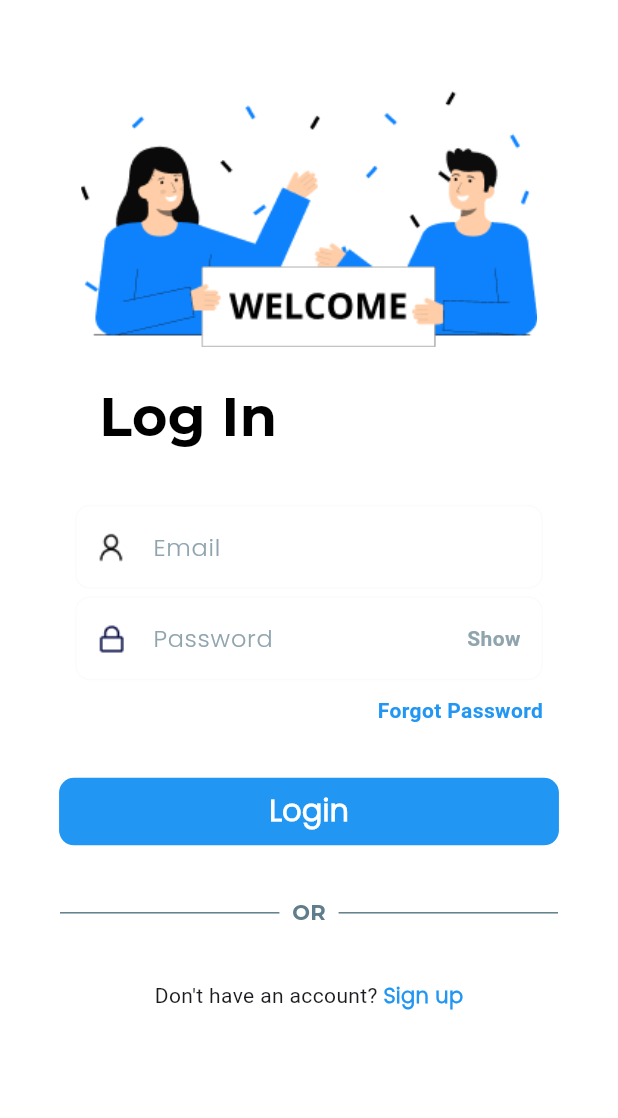
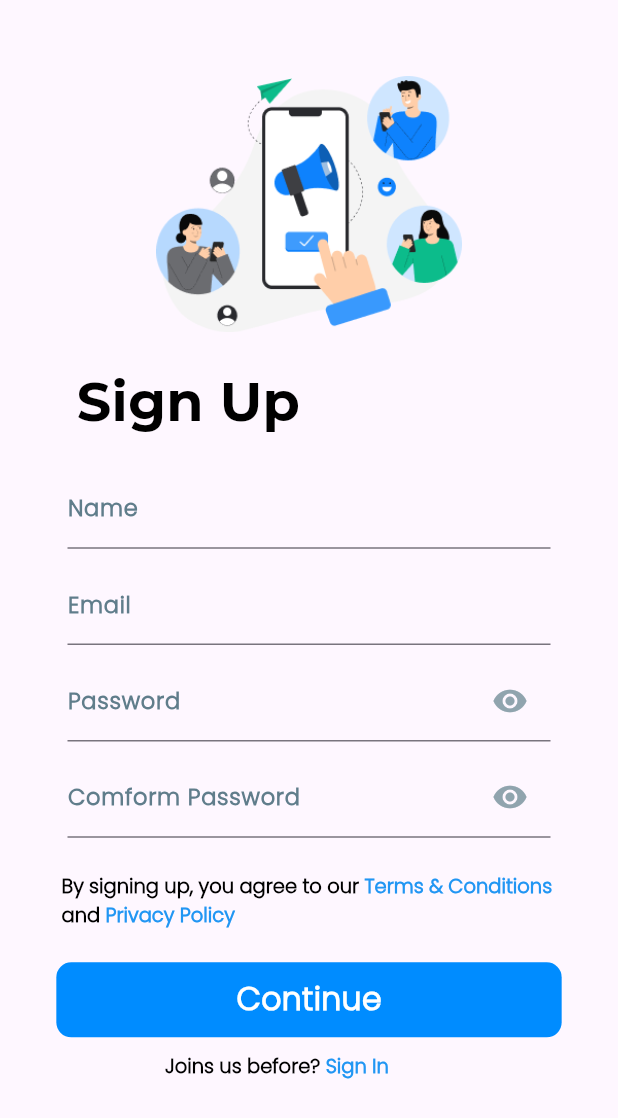
Before and after one commit to Samip-Nepal/Doctorhub-app, a Flutter app: the Loginpage screen opened directly, after a tap on "Sign up", on a phone screen of 412 x 824 dp. Shown: the top 1118 px of the screen. Run offline on Flutter 3.47's test engine with Material 3 defaults, Android fonts, the phone set to English and light mode, and no system bars.

Commit message:
sign up page

```diff
--- a/lib/User-Auth/loginpage/loginpage.dart
+++ b/lib/User-Auth/loginpage/loginpage,component/loginpage.dart
@@ -1,5 +1,6 @@
-import 'package:doctor_app_pratice/User-Auth/loginpage/logincomponent/my_textfeild.dart';
-import 'package:doctor_app_pratice/User-Auth/loginpage/logincomponent/mybutton.dart';
+import 'package:doctor_app_pratice/User-Auth/loginpage/loginpage,component/my_textfeild.dart';
+import 'package:doctor_app_pratice/User-Auth/loginpage/loginpage,component/mybutton.dart';
+import 'package:doctor_app_pratice/User-Auth/loginpage/signuppage/sign_up.dart';
 import 'package:flutter/material.dart';
 
 class Loginpage extends StatefulWidget {
@@ -13,7 +14,7 @@ class _LoginpageState extends State<Loginpage> {
   final usernameController = TextEditingController();
   final passwordController = TextEditingController();
 
-  bool _obscureText = true;
+
 
   @override
   Widget build(BuildContext context) {
@@ -54,13 +55,9 @@ class _LoginpageState extends State<Loginpage> {
               MyTextfeild(
                 controller: passwordController,
                 hintText: ('Password'),
-                obsscureText: _obscureText,
+           obsscureText: true,
                 image: Image.asset('assets/user-auth/LOCK.png'),
-                toggle: () {
-                  setState(() {
-                    _obscureText = !_obscureText;
-                  });
-                },
+
               ),
               SizedBox(
                 height: 10,
@@ -75,7 +72,7 @@ class _LoginpageState extends State<Loginpage> {
                       child: Text(
                         'Forgot Password',
                         style: TextStyle(
-                            color: Colors.blue, fontWeight: FontWeight.bold),
+                            color: const Color.fromARGB(255, 0, 140, 255), fontWeight: FontWeight.bold),
                       ),
                     ),
                   ],
@@ -115,7 +112,10 @@ class _LoginpageState extends State<Loginpage> {
                   children: [
                     Text("Don't have an account? "),
                     GestureDetector(
-                      onTap: () {},
+                      onTap: () {
+                        Navigator.pushReplacement(context,
+                            MaterialPageRoute(builder: (context) => SignUp()));
+                      },
                       child: Text(
                         'Sign up',
                         style: TextStyle(
--- /dev/null
+++ b/lib/User-Auth/loginpage/signuppage/sign_up.dart
@@ -0,0 +1,142 @@
+import 'package:doctor_app_pratice/User-Auth/loginpage/signuppage/signupcomponent.dart';
+import 'package:doctor_app_pratice/User-Auth/loginpage/signuppage/terms,condition.dart';
+import 'package:flutter/material.dart';
+
+class SignUp extends StatefulWidget {
+  const SignUp({super.key});
+
+  @override
+  State<SignUp> createState() => _SignUpState();
+}
+
+class _SignUpState extends State<SignUp> {
+  final nameController = TextEditingController();
+  final emailController = TextEditingController();
+  final passwordController = TextEditingController();
+
+  final conformpController = TextEditingController();
+  bool obscureText = true;
+  @override
+  Widget build(BuildContext context) {
+    return Scaffold(
+        body: SafeArea(
+      child: Center(
+        child: Column(
+          children: [
+            SizedBox(
+              height: 50.67,
+            ),
+            SizedBox(
+              height: 170.86,
+              width: 550,
+              child: Image.asset('assets/signuppage/Refer a friend.png'),
+            ),
+            Container(
+              width: 150,
+              height: 50,
+              margin: EdgeInsets.fromLTRB(20, 20, 180, 20),
+              child: Text(
+                'Sign Up',
+                style: TextStyle(
+                  color: Colors.black,
+                  fontSize: 36,
+                  fontWeight: FontWeight.w800,
+                  fontFamily: 'Monstserrat',
+                ),
+              ),
+            ),
+            Component(
+              hello: Text('Name'),
+              controller: nameController,
+              obscureText: false,
+            ),
+            Component(
+              hello: Text('Email'),
+              controller: emailController,
+              obscureText: false,
+            ),
+            Component(
+              hello: Text('Password'),
+              controller: passwordController,
+              obscureText: obscureText,
+              toggle: () {
+                setState(() {
+                  obscureText = !obscureText;
+                });
+              },
+            ),
+            Component(
+              hello: Text('Comform Password'),
+              controller: conformpController,
+              obscureText: obscureText,
+              toggle: () {
+                setState(() {
+                  obscureText = !obscureText;
+                });
+              },
+            ),
+            SizedBox(
+              height: 13,
+            ),
+            Terms(),
+            SizedBox(
+              height: 10,
+            ),
+            Container(
+              decoration: BoxDecoration(
+                borderRadius: BorderRadius.circular(10),
+                color: const Color.fromARGB(255, 0, 140, 255),
+              ),
+              child: Padding(
+                padding:
+                    const EdgeInsets.symmetric(horizontal: 120, vertical: 10),
+                child: GestureDetector(
+                  child: Text(
+                    'Continue',
+                    style: TextStyle(
+                        color: Colors.white,
+                        fontSize: 21,
+                        fontWeight: FontWeight.bold,
+                        fontFamily: 'Poppins'),
+                  ),
+                ),
+              ),
+            ),
+            SizedBox(
+              height: 10,
+            ),
+            Container(
+              width: 330,
+              height: 50,
+              margin: EdgeInsets.symmetric(horizontal: 110),
+              child: RichText(
+                text: TextSpan(
+                  children: [
+                    TextSpan(
+                      text: 'Joins us before? ',
+                      style: TextStyle(
+                        color: Colors.black,
+                        fontSize: 13,
+                        fontFamily: 'Poppins',
+                        fontWeight: FontWeight.w700,
+                      ),
+                    ),
+                    TextSpan(
+                      text: 'Sign In',
+                      style: TextStyle(
+                        color: Colors.blue,
+                        fontSize: 13,
+                        fontFamily: 'Poppins',
+                        fontWeight: FontWeight.w700,
+                      ),
+                    ),
+                  ],
+                ),
+              ),
+            ),
+          ],
+        ),
+      ),
+    ));
+  }
+}
--- /dev/null
+++ b/lib/User-Auth/loginpage/signuppage/signupcomponent.dart
@@ -0,0 +1,75 @@
+import 'package:flutter/material.dart';
+
+class Component extends StatefulWidget {
+  final TextEditingController controller;
+  final Widget hello;
+  final bool obscureText;
+  final VoidCallback? toggle;
+
+  const Component({
+    super.key,
+    required this.controller,
+    required this.obscureText,
+    required this.hello,
+    this.toggle,
+  });
+
+  @override
+  State<Component> createState() => _ComponentState();
+}
+
+class _ComponentState extends State<Component> {
+  bool _obscureText = true;
+
+  void toggle() {
+    setState(() {
+      _obscureText = !_obscureText;
+    });
+  }
+
+  @override
+  Widget build(BuildContext context) {
+    return Column(
+      children: [
+        Container(
+          padding: EdgeInsets.symmetric(horizontal: 45),
+          margin: EdgeInsets.fromLTRB(0, 0, 0, 10),
+          child: TextField(
+            style: TextStyle(
+              color: Colors.black,
+              fontSize: 15,
+            ),
+            controller: widget.controller,
+            obscureText: _obscureText,
+            decoration: InputDecoration(
+              hintStyle: TextStyle(
+                color: Colors.grey,
+              ),
+              label: widget.hello,
+              labelStyle: TextStyle(
+                fontSize: 15,
+                color: Colors.blueGrey,
+                fontFamily: 'Poppins',
+                fontWeight: FontWeight.bold,
+              ),
+              suffixIcon: widget.toggle != null
+                  ? Padding(
+                      padding: EdgeInsets.all(15),
+                      child: GestureDetector(
+                        onTap: toggle,
+                        child: Icon(
+                          _obscureText
+                              ? Icons.visibility
+                              : Icons.visibility_off,
+                          color: Colors.blueGrey.shade300,
+                        ),
+                      ),
+                    )
+                  : null,
+            ),
+          ),
+        ),
+      ],
+    );
+  }
+}
--- /dev/null
+++ b/lib/User-Auth/loginpage/signuppage/terms,condition.dart
@@ -0,0 +1,60 @@
+import 'package:flutter/material.dart';
+
+class Terms extends StatefulWidget {
+  const Terms({super.key});
+
+  @override
+  State<Terms> createState() => _TermsState();
+}
+
+class _TermsState extends State<Terms> {
+  @override
+  Widget build(BuildContext context) {
+    return Container(
+      width: 330,
+      height: 50,
+      margin: EdgeInsets.symmetric(horizontal: 35),
+      child: RichText(
+          text: TextSpan(
+        children: [
+          TextSpan(
+            text: 'By signing up, you agree to our ',
+            style: TextStyle(
+              color: Colors.black,
+              fontSize: 13,
+              fontFamily: 'Poppins',
+              fontWeight: FontWeight.w800,
+            ),
+          ),
+          TextSpan(
+            text: 'Terms & Conditions',
+            style: TextStyle(
+              color: Colors.blue,
+              fontSize: 13,
+              fontFamily: 'Poppins',
+              fontWeight: FontWeight.w800,
+            ),
+          ),
+          TextSpan(
+            text: ' and',
+            style: TextStyle(
+              color: Colors.black,
+              fontSize: 13,
+              fontFamily: 'Poppins',
+              fontWeight: FontWeight.w800,
+            ),
+          ),
+          TextSpan(
+            text: ' Privacy Policy',
+            style: TextStyle(
+              color: Colors.blue,
+              fontSize: 13,
+              fontFamily: 'Poppins',
+              fontWeight: FontWeight.w800,
+            ),
+          ),
+        ],
+      )),
+    );
+  }
+}
--- a/lib/firstloading/Walkthrought/Role/page6.dart
+++ b/lib/firstloading/Walkthrought/Role/page6.dart
@@ -1,4 +1,4 @@
-import 'package:doctor_app_pratice/User-Auth/loginpage/loginpage.dart';
+import 'package:doctor_app_pratice/User-Auth/loginpage/loginpage,component/loginpage.dart';
 import 'package:flutter/material.dart';
 
 class Page6 extends StatefulWidget {
--- a/lib/main.dart
+++ b/lib/main.dart
@@ -1,4 +1,3 @@
-import 'package:doctor_app_pratice/User-Auth/loginpage/loginpage.dart';
 import 'package:doctor_app_pratice/firstloading/Splashscreen/doccure.dart';
 import 'package:doctor_app_pratice/firstloading/Splashscreen/doctorhub.dart';
 import 'package:doctor_app_pratice/firstloading/Walkthrought/Role/page6.dart';
@@ -9,7 +8,7 @@ import 'package:flutter/material.dart';
 
 void main() {
   runApp(MaterialApp(
-    home: Loginpage(),
+    home: Doctorhub(),
     routes: {
       'page1': (context) => Doccure(),
       'page2': (context) => Doctorhub(),
@@ -21,14 +20,9 @@ void main() {
   ));
 }
 
-class MainPage extends StatefulWidget {
-  const MainPage({super.key});
+class MainPage extends StatelessWidget {
+  MainPage({super.key});
 
-  @override
-  State<MainPage> createState() => _MainPageState();
-}
-
-class _MainPageState extends State<MainPage> {
   final PageController pageController = PageController();
 
   @override
--- a/pubspec.yaml
+++ b/pubspec.yaml
@@ -63,6 +63,7 @@ flutter:
   assets:
     - assets/splash/
     - assets/user-auth/
+    - assets/signuppage/
 
 
   # An image asset can refer to one or more resolution-specific "variants", see
```
Also changed, not shown: assets/signuppage/Refer a friend.png (added), lib/User-Auth/loginpage/loginpage,component/my_textfeild.dart (renamed from lib/User-Auth/loginpage/logincomponent/my_textfeild.dart), lib/User-Auth/loginpage/loginpage,component/mybutton.dart (renamed from lib/User-Auth/loginpage/logincomponent/mybutton.dart), lib/User-Auth/signuppage.dart (deleted), pubspec.lock, 1 other file.
